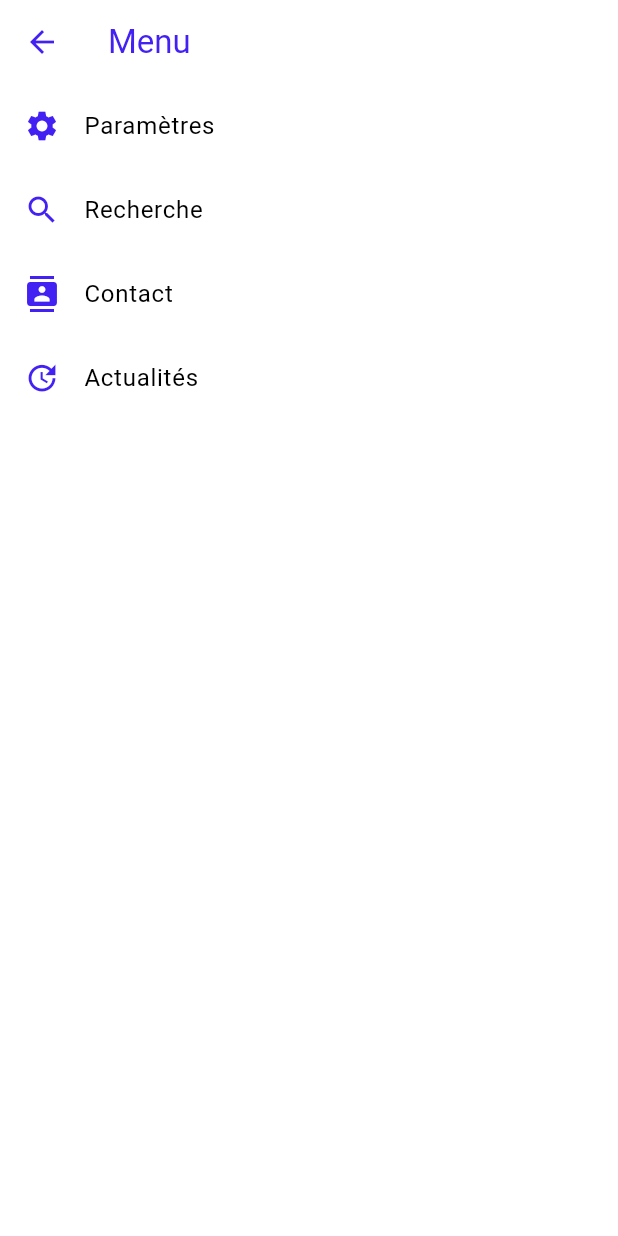
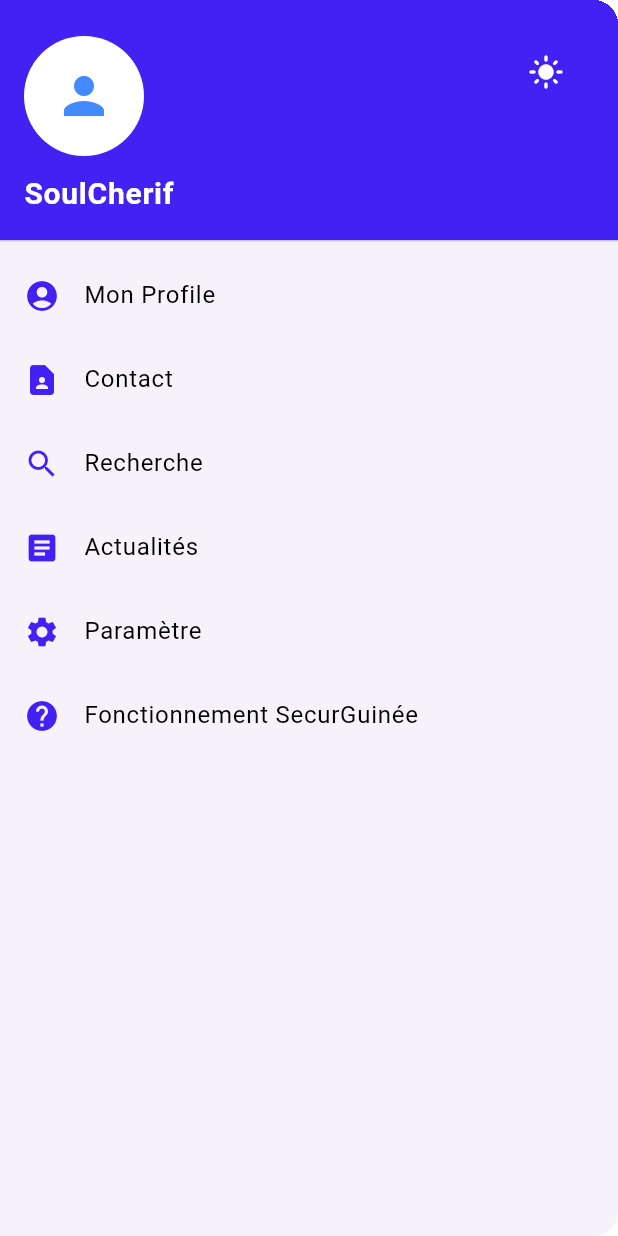
Before and after one commit to ThiernoSouleymaneCherifDiallo/securdiawara, a Flutter app: the screen it shows after launch, after a tap on the "menu" icon, on a phone screen of 412 x 824 dp. Run offline on Flutter 3.47's test engine with Material 3 defaults, Android fonts, the phone set to English and light mode, and no system bars; our stand-ins replace firebase_core, image_picker; accounts and stored records are empty.

Commit message:
la suppression du premier menu en lui remplaçant par un Drawer qui prend en charge la page de profil d'un utilisateur ....

```diff
--- a/lib/acceuil/acceuil.dart
+++ b/lib/acceuil/acceuil.dart
@@ -1,10 +1,10 @@
 import 'package:flutter/material.dart';
 import 'package:my_app/actualites/actualites.dart';
 import 'package:my_app/conseils/conseil.dart';
-import 'package:my_app/menu/menu.dart';
-import 'package:my_app/contact/contact.dart'; // Ajoutez cet import
+import 'package:my_app/contact/contact.dart';
 import 'package:my_app/acceuil/widget/categorie.dart';
 import 'package:my_app/numurgence/numurgence.dart';
+import 'package:my_app/acceuil/widget/menu.dart';
 
 class Accueil extends StatefulWidget {
   const Accueil({super.key});
--- /dev/null
+++ b/lib/acceuil/widget/menu.dart
@@ -0,0 +1,129 @@
+import 'package:flutter/material.dart';
+
+class Menu extends StatefulWidget {
+  const Menu({super.key});
+
+  @override
+  State<Menu> createState() => _MenuState();
+}
+
+class _MenuState extends State<Menu> {
+  // Ajout de la méthode _buildDrawerItem
+  Widget _buildDrawerItem(
+      {required IconData icon,
+      required String text,
+      required VoidCallback onTap}) {
+    return ListTile(
+      leading: Icon(icon, color: const Color.fromARGB(255, 68, 33, 243)),
+      title: Text(text, style: const TextStyle(color: Colors.black)),
+      onTap: onTap,
+    );
+  }
+
+  @override
+  Widget build(BuildContext context) {
+    return Drawer(
+      child: Column(
+        crossAxisAlignment: CrossAxisAlignment.start,
+        children: [
+          // Header du Drawer
+          DrawerHeader(
+            decoration: BoxDecoration(
+              color: const Color.fromARGB(
+                  255, 68, 33, 243), // Couleur principale du header
+            ),
+            child: Stack(
+              children: [
+                Align(
+                  alignment: Alignment.centerLeft,
+                  child: Column(
+                    crossAxisAlignment: CrossAxisAlignment.start,
+                    mainAxisAlignment: MainAxisAlignment.center,
+                    children: [
+                      CircleAvatar(
+                        radius: 40,
+                        backgroundColor: Colors.white,
+                        child: Icon(Icons.person,
+                            size: 40, color: Colors.blueAccent),
+                      ),
+                      SizedBox(height: 10),
+                      Text(
+                        "SoulCherif",
+                        style: TextStyle(
+                          fontSize: 20,
+                          fontWeight: FontWeight.bold,
+                          color: Colors.white,
+                        ),
+                      ),
+                    ],
+                  ),
+                ),
+                Positioned(
+                  top: 8,
+                  right: 8,
+                  child: IconButton(
+                    icon: Icon(Icons.light_mode, color: Colors.white),
+                    onPressed: () {
+                      // Ajouter une action pour changer le thème
+                      print("Changer le thème");
+                    },
+                  ),
+                ),
+              ],
+            ),
+          ),
+
+          // Liste des éléments du Drawer
+          Expanded(
+            child: ListView(
+              children: [
+                _buildDrawerItem(
+                  icon: Icons.account_circle,
+                  text: "Mon Profile",
+                  onTap: () {
+                    print("Mon Profile");
+                  },
+                ),
+                _buildDrawerItem(
+                  icon: Icons.contact_page,
+                  text: "Contact",
+                  onTap: () {
+                    print("Contact");
+                  },
+                ),
+                _buildDrawerItem(
+                  icon: Icons.search,
+                  text: "Recherche",
+                  onTap: () {
+                    print("Recherche");
+                  },
+                ),
+                _buildDrawerItem(
+                  icon: Icons.article,
+                  text: "Actualités",
+                  onTap: () {
+                    print("Actualités");
+                  },
+                ),
+                _buildDrawerItem(
+                  icon: Icons.settings,
+                  text: "Paramètre",
+                  onTap: () {
+                    print("Paramètre");
+                  },
+                ),
+                _buildDrawerItem(
+                  icon: Icons.help,
+                  text: "Fonctionnement SecurGuinée",
+                  onTap: () {
+                    print("Fonctionnement SecurGuinée");
+                  },
+                ),
+              ],
+            ),
+          ),
+        ],
+      ),
+    );
+  }
+}
--- a/lib/menu/menu.dart
+++ /dev/null
@@ -1,108 +0,0 @@
-import 'package:flutter/material.dart';
-
-class Menu extends StatefulWidget {
-  const Menu({super.key});
-
-  @override
-  State<Menu> createState() => _MenuState();
-}
-
-class _MenuState extends State<Menu> {
-  @override
-  Widget build(BuildContext context) {
-    // Détection du mode clair ou sombre
-    final isDarkMode = Theme.of(context).brightness == Brightness.dark;
-    final primaryColor = Theme.of(context).primaryColor;
-
-    return Scaffold(
-      appBar: AppBar(
-        title: Text(
-          'Menu',
-          style: TextStyle(
-            color: primaryColor, // Couleur du texte du menu
-          ),
-        ),
-        leading: IconButton(
-          icon: Icon(
-            Icons.arrow_back,
-            color: primaryColor, // Couleur de la flèche de retour
-          ),
-          onPressed: () {
-            Navigator.pop(context);
-          },
-        ),
-        backgroundColor:
-            isDarkMode ? Colors.black : Colors.white, // Fond de l'AppBar
-        elevation: 0,
-      ),
-      body: ListView(
-        children: [
-          ListTile(
-            leading: Icon(
-              Icons.settings,
-              color: primaryColor, // Couleur des icônes dans la liste
-            ),
-            title: Text(
-              'Paramètres',
-              style: TextStyle(
-                  color: isDarkMode
-                      ? Colors.white
-                      : Colors.black), // Couleur du texte
-            ),
-            onTap: () {
-              // Action à exécuter lors du clic sur Paramètres
-            },
-          ),
-          ListTile(
-            leading: Icon(
-              Icons.search,
-              color: primaryColor, // Couleur des icônes dans la liste
-            ),
-            title: Text(
-              'Recherche',
-              style: TextStyle(
-                  color: isDarkMode
-                      ? Colors.white
-                      : Colors.black), // Couleur du texte
-            ),
-            onTap: () {
-              // Action à exécuter lors du clic sur Recherche
-            },
-          ),
-          ListTile(
-            leading: Icon(
-              Icons.contacts,
-              color: primaryColor, // Couleur des icônes dans la liste
-            ),
-            title: Text(
-              'Contact',
-              style: TextStyle(
-                  color: isDarkMode
-                      ? Colors.white
-                      : Colors.black), // Couleur du texte
-            ),
-            onTap: () {
-              // Action à exécuter lors du clic sur Contact
-            },
-          ),
-          ListTile(
-            leading: Icon(
-              Icons.update,
-              color: primaryColor, // Couleur des icônes dans la liste
-            ),
-            title: Text(
-              'Actualités',
-              style: TextStyle(
-                  color: isDarkMode
-                      ? Colors.white
-                      : Colors.black), // Couleur du texte
-            ),
-            onTap: () {
-              // Action à exécuter lors du clic sur Actualités
-            },
-          ),
-        ],
-      ),
-    );
-  }
-}
```
